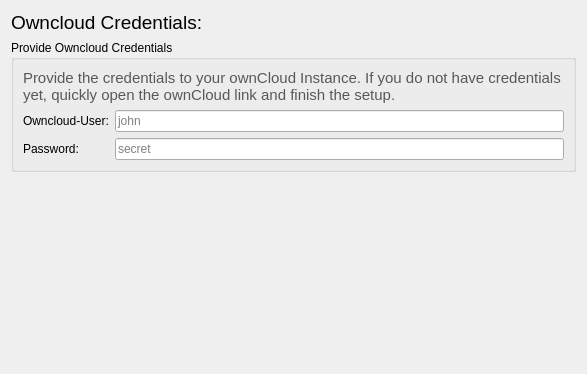
Before: the Qt Designer form src/mirall/owncloudcredentialspage.ui in nextcloud/desktop, drawn with Qt 5.
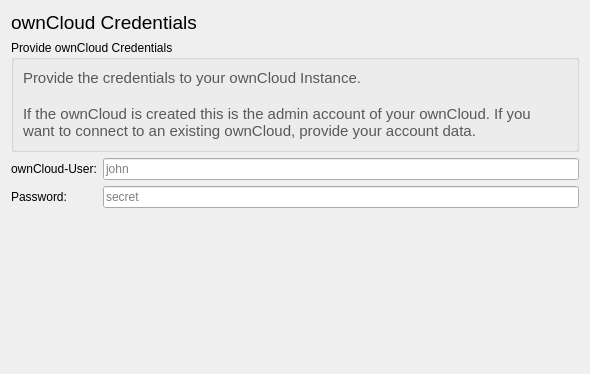
After: the same form once the commit is applied.

Commit message: Polished the ui, stop syncing during user actions.

Diff of the .ui file:
```diff
--- a/src/mirall/owncloudcredentialspage.ui
+++ b/src/mirall/owncloudcredentialspage.ui
@@ -26,7 +26,7 @@
         </font>
        </property>
        <property name="text">
-        <string>Owncloud Credentials:</string>
+        <string>ownCloud Credentials</string>
        </property>
       </widget>
      </item>
@@ -48,7 +48,7 @@
    <item row="1" column="0">
     <widget class="QGroupBox" name="groupBox">
      <property name="title">
-      <string>Provide Owncloud Credentials</string>
+      <string>Provide ownCloud Credentials</string>
      </property>
      <layout class="QGridLayout" name="gridLayout_2">
       <item row="0" column="0">
@@ -58,7 +58,9 @@
 &lt;html&gt;&lt;head&gt;&lt;meta name=&quot;qrichtext&quot; content=&quot;1&quot; /&gt;&lt;style type=&quot;text/css&quot;&gt;
 p, li { white-space: pre-wrap; }
 &lt;/style&gt;&lt;/head&gt;&lt;body style=&quot; font-family:'Sans Serif'; font-size:11pt; font-weight:400; font-style:normal;&quot;&gt;
-&lt;p style=&quot; margin-top:0px; margin-bottom:0px; margin-left:0px; margin-right:0px; -qt-block-indent:0; text-indent:0px;&quot;&gt;&lt;span style=&quot; color:#585858;&quot;&gt;Provide the credentials to your ownCloud Instance. If you do not have credentials yet, quickly open the ownCloud link and finish the setup.&lt;/span&gt;&lt;/p&gt;&lt;/body&gt;&lt;/html&gt;</string>
+&lt;p style=&quot; margin-top:0px; margin-bottom:0px; margin-left:0px; margin-right:0px; -qt-block-indent:0; text-indent:0px;&quot;&gt;&lt;span style=&quot; color:#585858;&quot;&gt;Provide the credentials to your ownCloud Instance. &lt;/span&gt;&lt;/p&gt;
+&lt;p style=&quot;-qt-paragraph-type:empty; margin-top:0px; margin-bottom:0px; margin-left:0px; margin-right:0px; -qt-block-indent:0; text-indent:0px; color:#585858;&quot;&gt;&lt;/p&gt;
+&lt;p style=&quot; margin-top:0px; margin-bottom:0px; margin-left:0px; margin-right:0px; -qt-block-indent:0; text-indent:0px;&quot;&gt;&lt;span style=&quot; color:#585858;&quot;&gt;If the ownCloud is created this is the admin account of your ownCloud. If you want to connect to an existing ownCloud, provide your account data.&lt;/span&gt;&lt;/p&gt;&lt;/body&gt;&lt;/html&gt;</string>
         </property>
         <property name="textFormat">
          <enum>Qt::AutoText</enum>
@@ -71,12 +73,15 @@
         </property>
        </widget>
       </item>
-      <item row="1" column="0">
+     </layout>
+    </widget>
+   </item>
+   <item row="2" column="0">
        <layout class="QGridLayout" name="gridLayout">
         <item row="0" column="0">
          <widget class="QLabel" name="label_2">
           <property name="text">
-           <string>Owncloud-User:</string>
+        <string>ownCloud-User:</string>
           </property>
          </widget>
         </item>
@@ -112,18 +117,15 @@
         </item>
        </layout>
       </item>
-     </layout>
-    </widget>
-   </item>
-   <item row="2" column="0">
+   <item row="3" column="0">
     <spacer name="verticalSpacer">
      <property name="orientation">
       <enum>Qt::Vertical</enum>
      </property>
      <property name="sizeHint" stdset="0">
       <size>
-       <width>530</width>
-       <height>194</height>
+       <width>568</width>
+       <height>158</height>
       </size>
      </property>
     </spacer>
```
Lines whose indentation alone changed are shown as unchanged. The commit also changes 7 other files.
